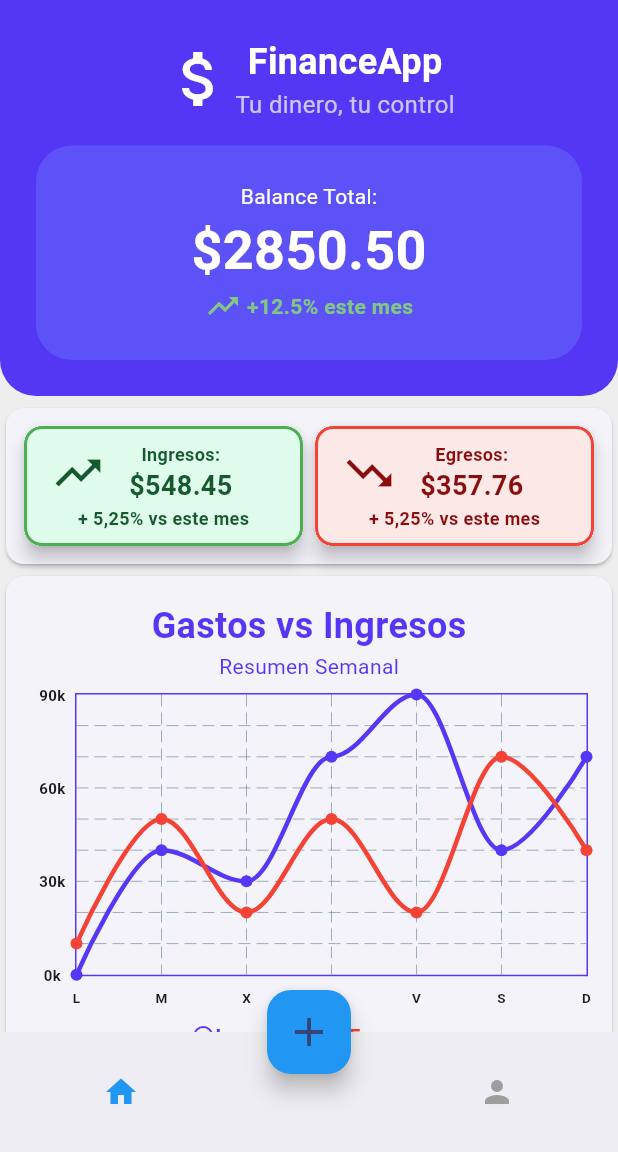
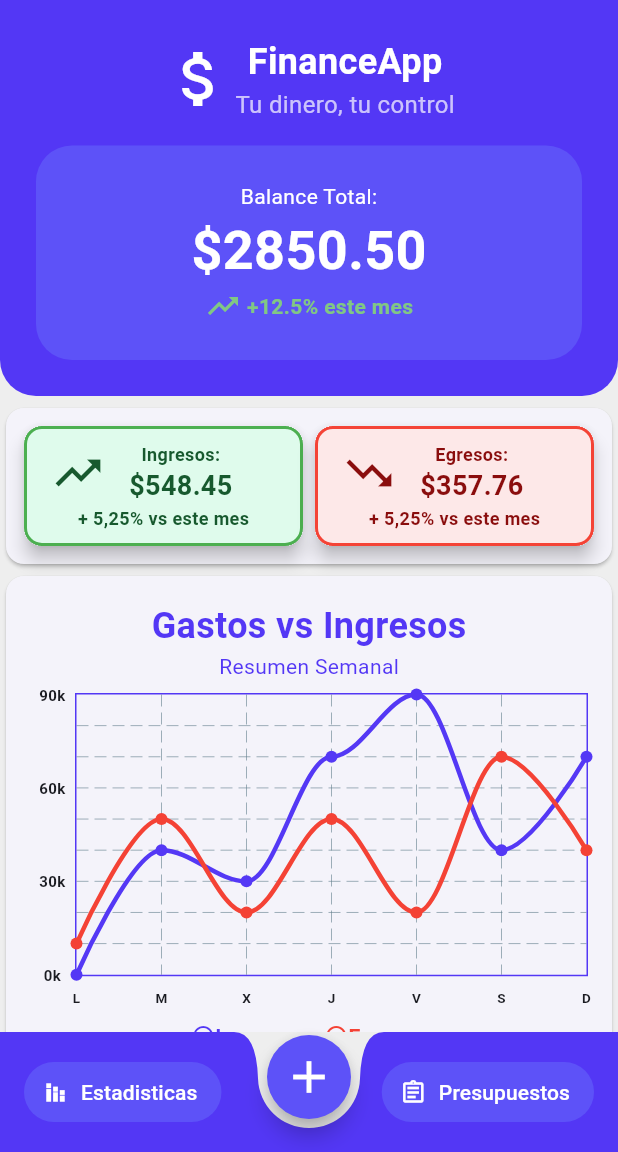
Before and after one commit to VECTOR416/Flutter-Manejo-Divisas, a Flutter app: the screen it shows after launch, on a phone screen of 412 x 824 dp, the part 84-1236 px from its top. Run offline on Flutter 3.47's test engine with Material 3 defaults, Android fonts, the phone set to English and light mode, and no system bars; drawn by our look-alikes of fl_chart; our stand-ins replace flutter_riverpod, go_router.

Commit message:
refactor(): Modificaciones al bottomappbar

```diff
--- a/lib/presentation/screens/home_screen.dart
+++ b/lib/presentation/screens/home_screen.dart
@@ -25,8 +25,8 @@ class HomeScreen extends StatelessWidget {
         ),
       ),
       bottomNavigationBar: CustomBottomNavigationBar(),
-      floatingActionButton: const CentralButton(), // <--- botón central aquí
-      floatingActionButtonLocation: FloatingActionButtonLocation.centerDocked,
+      floatingActionButton: const CentralButton(),
+      floatingActionButtonLocation: FloatingActionButtonLocation.centerDocked, // <--- botón central aquí
     );
   }
 }
--- a/lib/presentation/widgets/shared/central_button.dart
+++ b/lib/presentation/widgets/shared/central_button.dart
@@ -8,53 +8,17 @@ class CentralButton extends StatefulWidget {
 }
 
 class _CentralButtonState extends State<CentralButton> {
-  bool _isExpanded = false;
-
   @override
   Widget build(BuildContext context) {
-    return Stack(
-      alignment: Alignment.center,
-      clipBehavior: Clip.none, // importante para que no se corte
-      children: [
-        // Botón principal
-        FloatingActionButton(
-          onPressed: () {
-            setState(() {
-              _isExpanded = !_isExpanded;
-            });
-          },
-          backgroundColor: Colors.blue,
-          child: const Icon(Icons.add, size: 32),
-        ),
-
-        // Botones expandidos
-        if (_isExpanded) ...[
-          Positioned(
-            top: -70,
-            child: FloatingActionButton(
-              mini: true,
-              onPressed: () => debugPrint("Botón arriba"),
-              child: const Icon(Icons.camera),
-            ),
-          ),
-          Positioned(
-            left: -70,
-            child: FloatingActionButton(
-              mini: true,
-              onPressed: () => debugPrint("Botón izquierda"),
-              child: const Icon(Icons.image),
-            ),
-          ),
-          Positioned(
-            right: -70,
-            child: FloatingActionButton(
-              mini: true,
-              onPressed: () => debugPrint("Botón derecha"),
-              child: const Icon(Icons.settings),
-            ),
-          ),
-        ],
-      ],
+    return Transform.translate(
+      offset: Offset(0, 30),
+      child: FloatingActionButton(
+        backgroundColor: Color(0xFF5d52f8),
+        shape: const CircleBorder(),
+        onPressed: () {},
+        tooltip: 'Create',
+        child: const Icon(Icons.add, size: 36, color: Colors.white),
+      ),
     );
   }
 }
--- a/lib/presentation/widgets/shared/custom_bottom_navigation_bar.dart
+++ b/lib/presentation/widgets/shared/custom_bottom_navigation_bar.dart
@@ -1,61 +1,59 @@
 import 'package:flutter/material.dart';
 
-class CustomBottomNavigationBar extends StatefulWidget {
+class CustomBottomNavigationBar extends StatelessWidget {
   const CustomBottomNavigationBar({super.key});
-
-  @override
-  State<CustomBottomNavigationBar> createState() =>
-      _CustomBottomNavigationBarState();
-}
-
-class _CustomBottomNavigationBarState extends State<CustomBottomNavigationBar> {
-  int _selectedIndex = 0;
-
-  void _onItemTapped(int index) {
-    setState(() {
-      _selectedIndex = index;
-    });
-  }
 
   @override
   Widget build(BuildContext context) {
     return BottomAppBar(
-      shape: const CircularNotchedRectangle(), // hace espacio al botón central
-      notchMargin: 8,
-      child: Row(
-        mainAxisAlignment: MainAxisAlignment.spaceAround,
-        children: [
-          IconButton(
-            icon: Icon(Icons.home,
-                color: _selectedIndex == 0 ? Colors.blue : Colors.grey),
-            onPressed: () => _onItemTapped(0),
-          ),
-          const SizedBox(width: 40), // espacio para el FAB
-          IconButton(
-            icon: Icon(Icons.person,
-                color: _selectedIndex == 1 ? Colors.blue : Colors.grey),
-            onPressed: () => _onItemTapped(1),
-          ),
-        ],
+      shape: CustomNotchedShape(offsetY: 30),
+      notchMargin: 6,
+      color: Color(0xFF5337F5),
+      child: IconTheme(
+        data: IconThemeData(color: Theme.of(context).colorScheme.onPrimary),
+        child: Row(
+          children: <Widget>[
+            TextButton.icon(
+              style: TextButton.styleFrom(
+              foregroundColor: Colors.white,
+              backgroundColor: Color(0xFF5d52f8),
+            ),
+              onPressed: () {},
+              icon: const Icon(Icons.stacked_bar_chart_sharp, size: 18),
+              label: const Text('Estadisticas', style: TextStyle(fontSize: 14)),
+            ),
+            const Spacer(),
+            TextButton.icon(
+              style: TextButton.styleFrom(
+              foregroundColor: Colors.white,
+              backgroundColor: Color(0xFF5d52f8),
+            ),
+              onPressed: () {},
+              icon: const Icon(Icons.assignment_outlined, size: 18),
+              label: const Text('Presupuestos', style: TextStyle(fontSize: 14)),
+            ),
+          ],
+        ),
       ),
     );
   }
 }
 
-// const _navBarItems = [
-//   NavigationDestination(
-//     icon: Icon(Icons.home_outlined),
-//     selectedIcon: Icon(Icons.home_rounded),
-//     label: 'Home',
-//   ),
-//   NavigationDestination(
-//     icon: Icon(Icons.add_circle_outline),
-//     selectedIcon: Icon(Icons.add_circle),
-//     label: 'Cart',
-//   ),
-//   NavigationDestination(
-//     icon: Icon(Icons.person_outline_rounded),
-//     selectedIcon: Icon(Icons.person_rounded),
-//     label: 'Profile',
-//   ),
-// ];
+class CustomNotchedShape extends NotchedShape {
+  final double offsetY;
+
+  const CustomNotchedShape({this.offsetY = 0});
+
+  @override
+  Path getOuterPath(Rect host, Rect? guest) {
+    if (guest == null || guest.isEmpty) {
+      return Path()..addRect(host);
+    }
+
+    // Ajustamos la posición del notch según offsetY
+    final adjustedGuest = guest.shift(Offset(0, offsetY));
+
+    // Usamos la muesca circular por defecto
+    return CircularNotchedRectangle().getOuterPath(host, adjustedGuest);
+  }
+}
```
Also changed, not shown: lib/presentation/screens/prueba.dart (added, +475 -0 lines).
